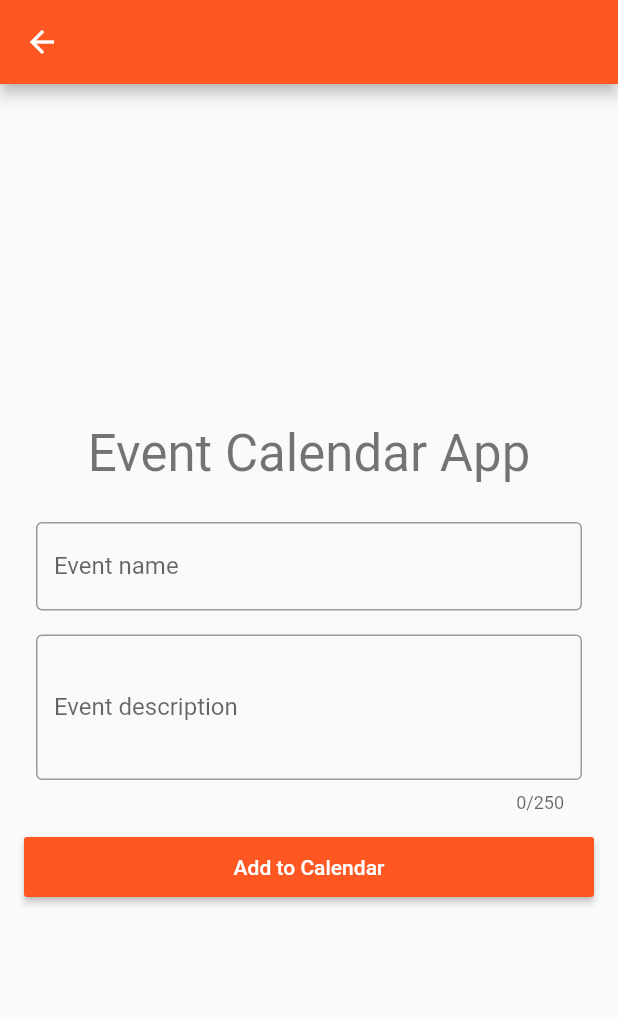
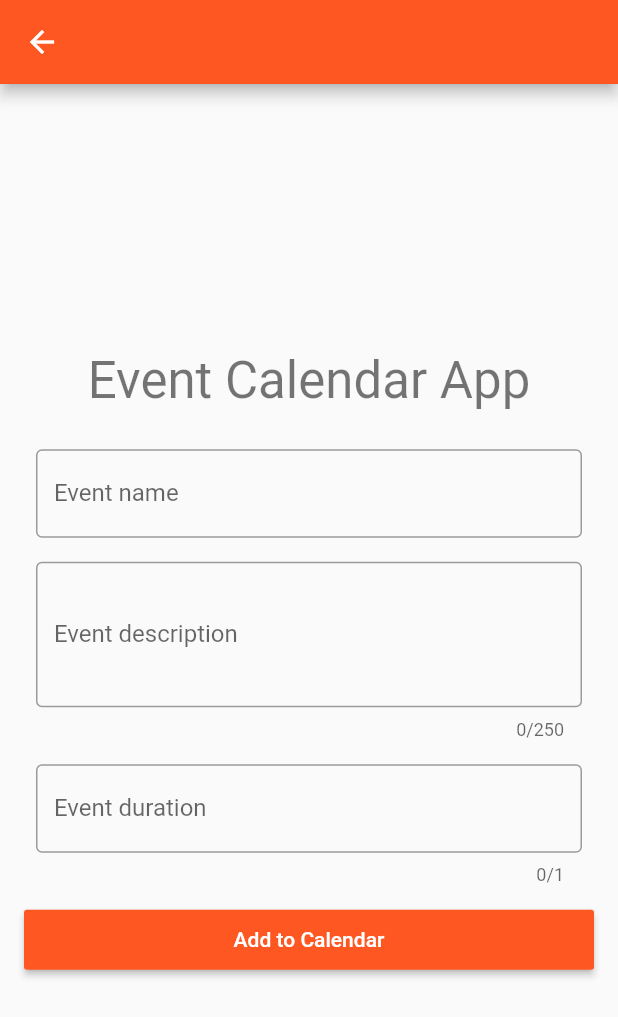
Before and after one commit to diogosequeira94/device_calendar_cubit, a Flutter app: the CalendarEventFormPage screen opened directly with empty values, on a phone screen of 412 x 824 dp. Shown: the top 1017 px of the screen. Run offline on Flutter 3.47's test engine with Material 2 defaults, Android fonts, the phone set to English and light mode, and no system bars; our stand-ins replace bloc, equatable, flutter_bloc; missing offline and left inert: device_calendar.

Commit message:
finish cubit

```diff
--- a/lib/models/calendar_event_model.dart
+++ b/lib/models/calendar_event_model.dart
@@ -1,6 +1,7 @@
+import 'package:equatable/equatable.dart';
 import 'package:meta/meta.dart';
 
-class CalendarEventModel {
+class CalendarEventModel extends Equatable {
   final String eventTitle;
   final String eventDescription;
   final int eventDurationInHours;
@@ -10,4 +11,11 @@ class CalendarEventModel {
     @required this.eventDescription,
     @required this.eventDurationInHours}
   );
+
+  @override
+  List<Object> get props => [
+    eventTitle,
+    eventDescription,
+    eventDurationInHours
+  ];
 }
--- a/lib/pages/calendar_event_form_page.dart
+++ b/lib/pages/calendar_event_form_page.dart
@@ -16,9 +16,12 @@ class CalendarEventFormPage extends StatelessWidget {
   final TextEditingController eventNameController = TextEditingController();
   final TextEditingController eventDescriptionController =
       TextEditingController();
+  final TextEditingController eventDurationController =
+  TextEditingController();
 
   @override
   Widget build(BuildContext context) {
+
     final _addToCalenderCubit = BlocProvider.of<AddToCalendarCubit>(context);
 
     return Scaffold(
@@ -33,7 +36,7 @@ class CalendarEventFormPage extends StatelessWidget {
               content: Text(state.message),
             ));
           } else if (state is AddToCalendarSuccess) {
-            Scaffold.of(context).showSnackBar(SnackBar(
+            Scaffold.of(context).showSnackBar(SnackBar(duration: const Duration(milliseconds: 1500),
               content: Text('Success! Added to $selectedCalendarName'),
             ));
           }
@@ -79,6 +82,20 @@ class CalendarEventFormPage extends StatelessWidget {
                             maxLength: 250,
                           ),
                         ),
+                        Padding(
+                          padding: const EdgeInsets.all(8.0),
+                          child: TextFormField(
+                            controller: eventDurationController,
+                            keyboardType: TextInputType.number,
+                            maxLength: 1,
+                            decoration: InputDecoration(
+                                border: OutlineInputBorder(
+                                  borderSide:
+                                  BorderSide(color: Colors.red, width: 5.0),
+                                ),
+                                labelText: CalendarStrings.eventDuration),
+                          ),
+                        ),
                         const SizedBox(height: 8.0),
                         Container(
                           height: 40.0,
@@ -102,16 +119,15 @@ class CalendarEventFormPage extends StatelessWidget {
                               return RaisedButton(
                                   color: Theme.of(context).primaryColor,
                                   onPressed: () {
-                                    if (eventNameController.text != null &&
-                                        eventDescriptionController.text !=
-                                            null) {
+                                    if (_areEventDetailsValid()) {
                                       _submitEvent(
                                           _addToCalenderCubit,
                                           eventNameController.text,
-                                          eventDescriptionController.text);
+                                          eventDescriptionController.text,
+                                      eventDurationController.text);
                                     } else {
                                       Scaffold.of(context)
-                                          .showSnackBar(SnackBar(
+                                          .showSnackBar(SnackBar(duration: const Duration(milliseconds: 1500),
                                         content: Text(
                                             CalendarStrings.informationMissing),
                                       ));
@@ -136,12 +152,18 @@ class CalendarEventFormPage extends StatelessWidget {
     );
   }
 
+  bool _areEventDetailsValid() {
+    return eventNameController.text.length != 0 &&
+        eventDescriptionController.text.length != 0 && eventDurationController.text.length != 0;
+  }
+
   void _submitEvent(AddToCalendarCubit _addToCalendarCubit, String eventName,
-      String eventDescription) {
+      String eventDescription, String eventDuration) {
+
     var _calendarEvent = CalendarEventModel(
       eventTitle: eventName,
       eventDescription: eventDescription,
-      eventDurationInHours: 3,
+      eventDurationInHours: int.parse(eventDuration),
     );
 
     _addToCalendarCubit.addToCalendar(_calendarEvent, selectedCalendarId);
--- a/lib/utils/calendar_strings.dart
+++ b/lib/utils/calendar_strings.dart
@@ -2,8 +2,9 @@ class CalendarStrings {
   static String appTitle = 'Event to Calendar Cubit Demo';
   static String mainTitle = 'Event Calendar App';
   static String addToCalendar = 'Add to Calendar';
-  static String informationMissing = 'Information Missing';
+  static String informationMissing = 'Info Missing! Please fill all fields.';
   static String eventName = 'Event name';
   static String eventDescription = 'Event description';
+  static String eventDuration = 'Event duration';
   static String showCalendarsBtn = 'Show Calendars';
 }
```
Also changed, not shown: lib/pages/calendar_overview_page.dart (+2 -6 lines).
